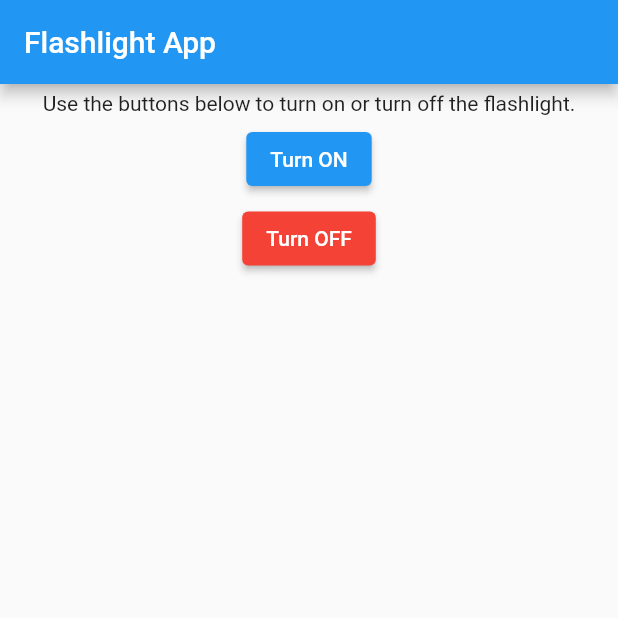
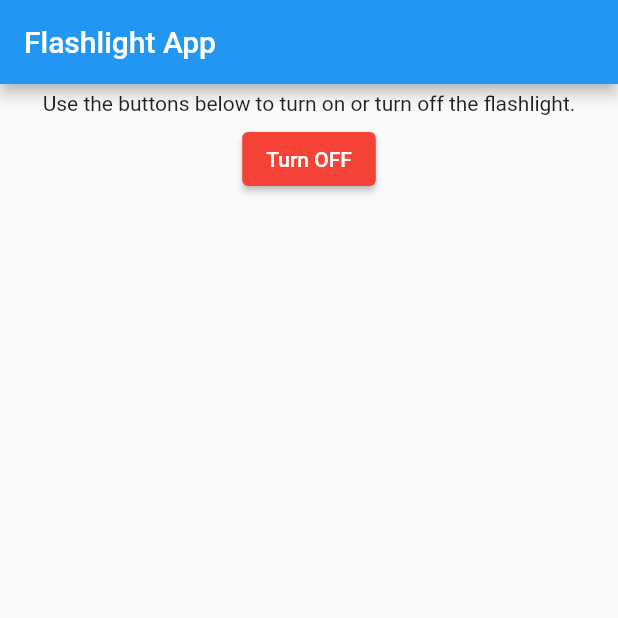
Before and after one commit to lecfy/flashlightapp, a Flutter app: the screen it shows after launch, after a tap on "Turn ON", on a phone screen of 412 x 824 dp, the top half of it. Run offline on Flutter 3.47's test engine with Material 2 defaults, Android fonts, the phone set to English and light mode, and no system bars; missing offline and left inert: flashlight.

Commit message:
switch turn on and turn off buttons

```diff
--- a/lib/main.dart
+++ b/lib/main.dart
@@ -36,6 +36,8 @@ class MyHomePage extends StatefulWidget {
 }
 
 class _MyHomePageState extends State<MyHomePage> {
+  bool _flashOn = false;
+
   @override
   Widget build(BuildContext context) {
     return Scaffold(
@@ -44,23 +46,32 @@ class _MyHomePageState extends State<MyHomePage> {
       ),
       body: Container(
         alignment: Alignment.center,
-        child: myButtons(),
+        child: Column(children: [
+          const SizedBox(height: 5),
+          Text('Use the buttons below to turn on or turn off the flashlight.'),
+          const SizedBox(height: 5),
+          _flashOn ? turnOffButton() : turnOnButton()
+        ],)
       )
     );
   }
+
+  Widget turnOnButton() {
+    return ElevatedButton(onPressed: (){
+      setState(() {
+        _flashOn = true;
+      });
+      Flashlight.lightOn();
+    }, child: const Text("Turn ON"));
+  }
+
+  Widget turnOffButton() {
+    return ElevatedButton(onPressed: (){
+      setState(() {
+        _flashOn = false;
+      });
+      Flashlight.lightOff();
+    }, child: const Text("Turn OFF"), style: ButtonStyle(backgroundColor: MaterialStateProperty.all(Colors.red)),);
+  }
+
 }
-
-Widget myButtons(){
-  return Column(children: [
-    const SizedBox(height: 5),
-    Text('Use the buttons below to turn on or turn off the flashlight.'),
-    const SizedBox(height: 5),
-    ElevatedButton(onPressed: (){
-      Flashlight.lightOn();
-    }, child: const Text("Turn ON")),
-    const SizedBox(height: 5),
-    ElevatedButton(onPressed: (){
-      Flashlight.lightOff();
-    }, child: const Text("Turn OFF"), style: ButtonStyle(backgroundColor: MaterialStateProperty.all(Colors.red)),),
-  ],);
-}
```
